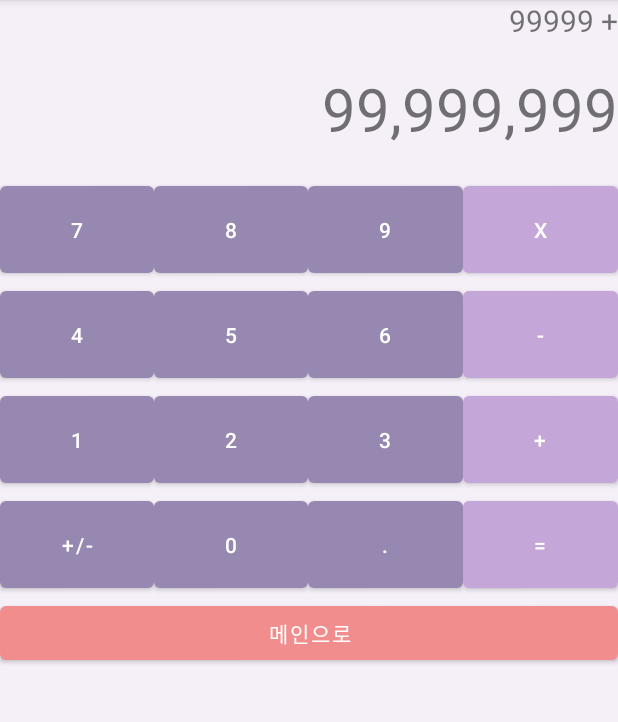
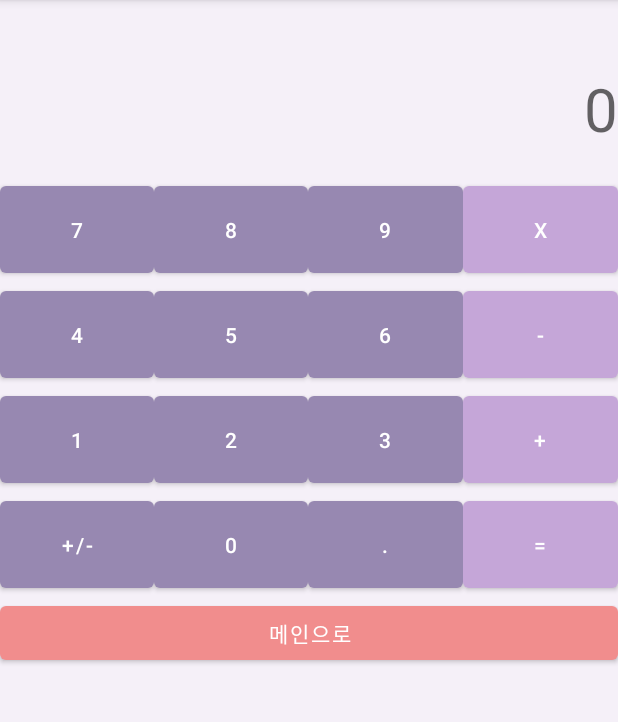
Before and after one commit to shkim-123/Kosmo-Android, an Android app: the screen it shows after launch (MainActivity), after a tap on "계산기", on a phone screen of 412 x 824 dp, the part 84-806 px from its top. Run offline under Robolectric (Android 15) with nearby library versions, the phone set to English and light mode, and no system bars.

Commit message:
210608 hint 추가

```diff
--- a/app_linear/src/main/res/layout/calc_layout.xml
+++ b/app_linear/src/main/res/layout/calc_layout.xml
@@ -16,7 +16,6 @@
             android:layout_width="match_parent"
             android:layout_height="wrap_content"
             android:gravity="center_vertical|right"
-            android:text="99999 +"
             android:textSize="20sp" />
 
         <TextView
@@ -24,7 +23,7 @@
             android:layout_width="match_parent"
             android:layout_height="match_parent"
             android:gravity="center_vertical|right"
-            android:text="99,999,999"
+            android:hint="0"
             android:textSize="40sp" />
 
     </LinearLayout>
```
